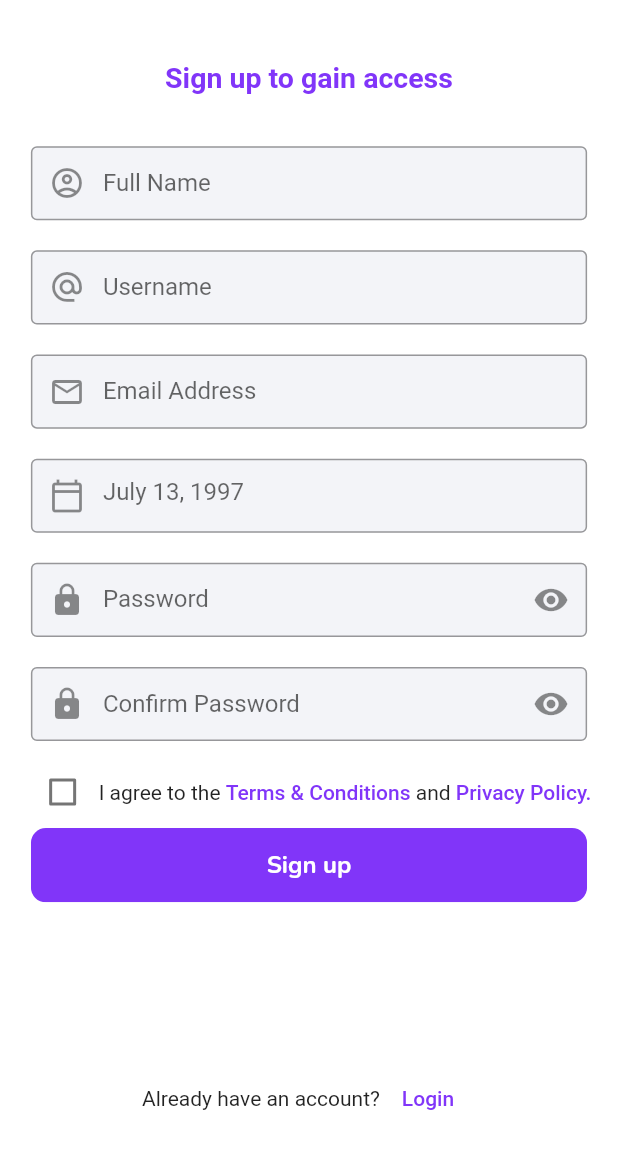
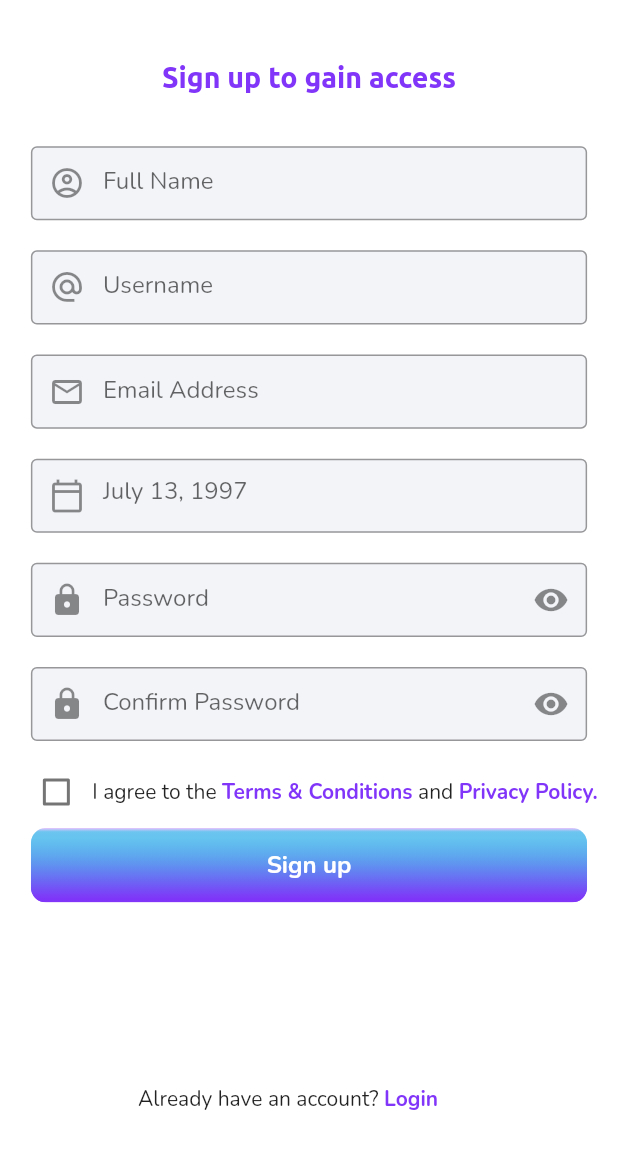
Before and after one commit to lord-tx/vigoplace1, a Flutter app: the SignUp screen opened directly, on a phone screen of 412 x 824 dp, the part 60-1229 px from its top. Run offline on Flutter 3.47's test engine with Material 2 defaults, Android fonts, the phone set to English and light mode, and no system bars; our stand-ins replace fluttertoast, shared_preferences; accounts and stored records are empty; network calls fail; project files that could hold a hidden picture were left out.

Commit message:
chore (orientation): design cleanup
reviewed by: Mark Jordan (JP)

```diff
--- a/lib/screens/signup.dart
+++ b/lib/screens/signup.dart
@@ -73,6 +73,7 @@ class _SignUpState extends State<SignUp>{
                   "Sign up to gain access",
                   style: TextStyle(
                       fontSize: 19,
+                      fontFamily: "Ubuntu",
                       fontWeight: FontWeight.bold,
                       color: Color.fromRGBO(129, 53, 249, 1)
                   ),
@@ -123,7 +124,9 @@ class _SignUpState extends State<SignUp>{
                         });
                       }
                     ),
-                    const Text("I agree to the "),
+                    const Text("I agree to the ", style: TextStyle(
+                      fontFamily: "Nunito",
+                    ),),
                     TextButton(
                       style: TextButton.styleFrom(
                           padding: EdgeInsets.zero,
@@ -131,17 +134,26 @@ class _SignUpState extends State<SignUp>{
                       ),
                       onPressed: (){},
                       child: const Text("Terms & Conditions", style: TextStyle(
-                        fontSize: 14
+                        fontSize: 14,
+                        fontFamily: "Nunito",
+                        fontWeight: FontWeight.bold,
                       ),)
                     ),
-                    const Text(" and "),
+                    const Text(" and ", style: TextStyle(
+                      fontSize: 14,
+                      fontFamily: "Nunito",
+                    ),),
                     TextButton(
                       style: TextButton.styleFrom(
                           padding: EdgeInsets.zero,
                           alignment: Alignment.center
                       ),
                       onPressed: (){},
-                      child: const Text("Privacy Policy.")
+                      child: const Text("Privacy Policy.", style: TextStyle(
+                        fontSize: 14,
+                        fontFamily: "Nunito",
+                        fontWeight: FontWeight.bold,
+                      ),)
                     ),
                   ],
                 ),
@@ -189,12 +201,24 @@ class _SignUpState extends State<SignUp>{
                   mainAxisAlignment: MainAxisAlignment.center,
                   children: [
                     const Text(
-                        "Already have an account?"
+                        "Already have an account? ", style: TextStyle(
+                      fontSize: 14,
+                      fontFamily: "Nunito",
                     ),
-                    TextButton(onPressed: (){
+                    ),
+                    TextButton(
+                        style: TextButton.styleFrom(
+                            padding: EdgeInsets.zero,
+                            alignment: Alignment.centerLeft
+                        ),
+                        onPressed: (){
                       // Navigator.push(context, MaterialPageRoute(builder: (_)=> const Login()));
                       Navigator.pop(context);
-                    }, child: const Text("Login"))
+                    }, child: const Text("Login", style: TextStyle(
+                      fontSize: 14,
+                      fontFamily: "Nunito",
+                      fontWeight: FontWeight.bold,
+                    ),))
                   ],
                 )
               ]
--- a/lib/widgets/vigo_button.dart
+++ b/lib/widgets/vigo_button.dart
@@ -27,13 +27,48 @@ class VigoButton extends StatelessWidget {
       ),
       child: Ink(
         decoration: transparent ? BoxDecoration() : const BoxDecoration(
+          boxShadow: [
+            BoxShadow(
+                color: Color.fromRGBO(129, 53, 249, 0.16)
+            )
+          ],
+          color: Color.fromRGBO(129, 53, 249, 1),
+          backgroundBlendMode: BlendMode.darken,
           gradient: LinearGradient(
-            begin: Alignment.center,
-            end: Alignment.center,
+            begin: FractionalOffset.topCenter,
+            end: FractionalOffset.bottomCenter,
+            stops: [
+              0.001,
+              0.05,
+              1.0
+            ],
             colors: [
-              Color.fromARGB(255, 255, 255, 255),
-              Color.fromARGB(255, 31, 241, 227),
-              Color.fromARGB(255, 129, 53, 249),
+              Color.fromRGBO(255, 255, 255, 0.63),
+              Color.fromRGBO(31, 241, 227, 0.62),
+              Color.fromRGBO(129, 53, 249, 1),
+            ],
+          ),
+          borderRadius: BorderRadius.all(Radius.circular(10.0)),
+        ),
+        child: Ink(
+          decoration: transparent ? BoxDecoration() : const BoxDecoration(
+            boxShadow: [
+              BoxShadow(
+                color: Color.fromRGBO(129, 53, 249, 0.16)
+              )
+            ],
+            color: Color.fromRGBO(129, 53, 249, 1),
+            backgroundBlendMode: BlendMode.darken,
+            gradient: LinearGradient(
+              begin: FractionalOffset.topCenter,
+              end: FractionalOffset.bottomCenter,
+              stops: [
+                0.0,
+                0.95
+              ],
+              colors: [
+                Color.fromRGBO(31, 241, 227, 0.0),
+                Color.fromRGBO(129, 53, 249, 1),
               ],
             ),
             borderRadius: BorderRadius.all(Radius.circular(10.0)),
@@ -54,6 +89,7 @@ class VigoButton extends StatelessWidget {
             ),
           ),
         ),
+      ),
       // color: transparent ? Colors.transparent : const Color.fromARGB(1, 129, 53, 249),
     );
   }
--- a/lib/widgets/vigo_entry.dart
+++ b/lib/widgets/vigo_entry.dart
@@ -38,6 +38,12 @@ class _VigoEntryState extends State<VigoEntry> {
         },
         obscureText: widget.passwordInput && hidePassword,
         decoration: InputDecoration(
+          labelStyle: const TextStyle(
+            fontFamily: "Nunito"
+          ),
+          hintStyle: const TextStyle(
+              fontFamily: "Nunito"
+          ),
           prefixIcon: Icon(widget.icon),
           hintText: widget.hintText,
           labelText: widget.label,
```
Also changed, not shown: lib/screens/dashboard.dart (+16 -1 lines), lib/screens/login.dart (+14 -3 lines). Lines whose indentation alone changed are shown as unchanged.
